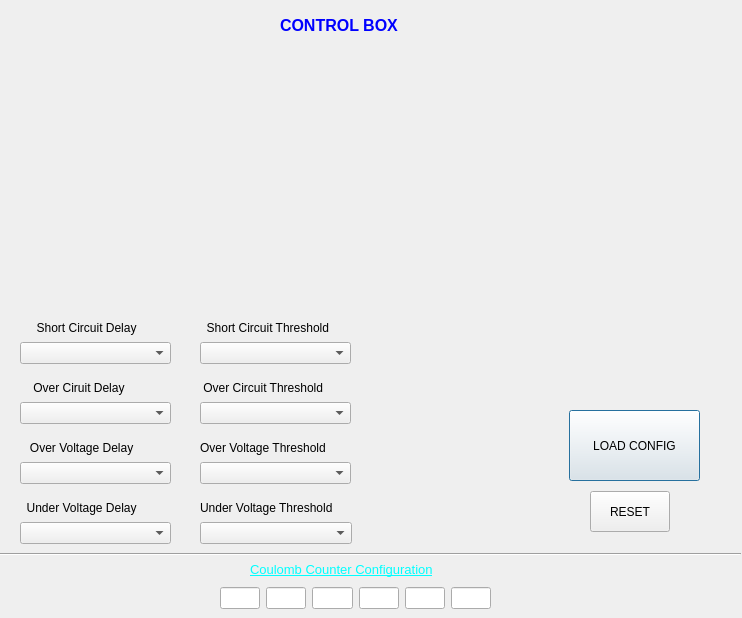
First picture: the form in control_box.ui, repository ZEPORATH/QtTest_1, before the edit.
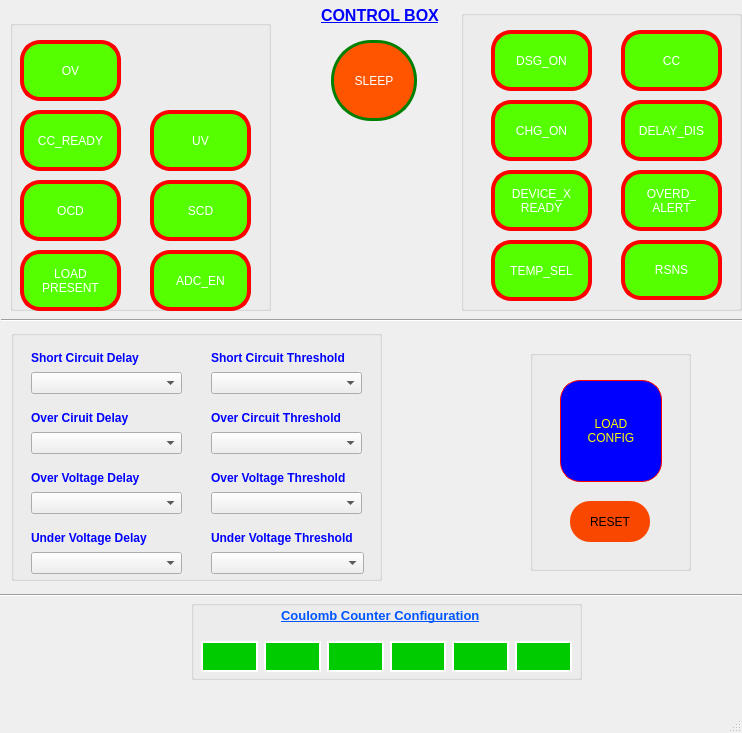
Second picture: the form after the edit.

Patch:
```diff
--- a/control_box.ui
+++ b/control_box.ui
@@ -1,36 +1,27 @@
 <?xml version="1.0" encoding="UTF-8"?>
 <ui version="4.0">
- <class>Control_BOX</class>
- <widget class="QDialog" name="Control_BOX">
+ <class>Contol_window</class>
+ <widget class="QMainWindow" name="Contol_window">
   <property name="geometry">
    <rect>
     <x>0</x>
     <y>0</y>
     <width>742</width>
-    <height>618</height>
+    <height>733</height>
    </rect>
   </property>
   <property name="windowTitle">
    <string>Dialog</string>
   </property>
-  <widget class="QLabel" name="label">
-   <property name="geometry">
-    <rect>
-     <x>280</x>
-     <y>10</y>
-     <width>141</width>
-     <height>31</height>
-    </rect>
-   </property>
-   <property name="text">
-    <string>&lt;html&gt;&lt;head/&gt;&lt;body&gt;&lt;p&gt;&lt;span style=&quot; font-size:12pt; font-weight:600; color:#0000ff;&quot;&gt;CONTROL BOX&lt;/span&gt;&lt;/p&gt;&lt;/body&gt;&lt;/html&gt;</string>
-   </property>
-  </widget>
+  <property name="styleSheet">
+   <string notr="true"/>
+  </property>
+  <widget class="QWidget" name="centralwidget">
   <widget class="Line" name="line">
    <property name="geometry">
     <rect>
-     <x>-20</x>
-     <y>539</y>
+      <x>-19</x>
+      <y>580</y>
      <width>761</width>
      <height>31</height>
     </rect>
@@ -39,77 +30,254 @@
     <enum>Qt::Horizontal</enum>
    </property>
   </widget>
-  <widget class="QWidget" name="layoutWidget">
+   <widget class="QGroupBox" name="groupBox_2">
    <property name="geometry">
     <rect>
-     <x>200</x>
-     <y>320</y>
-     <width>151</width>
-     <height>44</height>
-    </rect>
-   </property>
-   <layout class="QVBoxLayout" name="verticalLayout_2">
-    <item>
-     <widget class="QLabel" name="label_3">
+      <x>461</x>
+      <y>10</y>
+      <width>281</width>
+      <height>301</height>
+     </rect>
+    </property>
+    <property name="title">
+     <string/>
+    </property>
+    <widget class="QPushButton" name="DSG_ON_pushButton">
+     <property name="geometry">
+      <rect>
+       <x>30</x>
+       <y>20</y>
+       <width>101</width>
+       <height>61</height>
+      </rect>
+     </property>
+     <property name="styleSheet">
+      <string notr="true">color: rgb(255, 255, 255);
+font: 75 11pt &quot;MS Shell Dlg 2&quot;;
+background-color: rgb(85, 255, 0);
+ border-style: solid;
+ border-width:4px;
+ border-radius:20px;
+ border-color: red;
+ max-width:400px;
+ max-height:400px;
+ min-width:20px;
+ min-height:20px;
+</string>
+     </property>
       <property name="text">
-       <string>  Short Circuit Threshold</string>
-      </property>
-     </widget>
-    </item>
-    <item>
-     <widget class="QComboBox" name="comboBox_2"/>
-    </item>
-   </layout>
-  </widget>
-  <widget class="QWidget" name="layoutWidget_2">
+      <string>DSG_ON</string>
+     </property>
+    </widget>
+    <widget class="QPushButton" name="CC_pushButton">
+     <property name="geometry">
+      <rect>
+       <x>160</x>
+       <y>20</y>
+       <width>101</width>
+       <height>61</height>
+      </rect>
+     </property>
+     <property name="styleSheet">
+      <string notr="true">color: rgb(255, 255, 255);
+font: 75 11pt &quot;MS Shell Dlg 2&quot;;
+background-color: rgb(85, 255, 0);
+ border-style: solid;
+ border-width:4px;
+ border-radius:20px;
+ border-color: red;
+ max-width:400px;
+ max-height:400px;
+ min-width:20px;
+ min-height:20px;
+</string>
+     </property>
+     <property name="text">
+      <string>CC</string>
+     </property>
+    </widget>
+    <widget class="QPushButton" name="DELAY_DIS_pushButton">
    <property name="geometry">
     <rect>
-     <x>20</x>
-     <y>380</y>
-     <width>151</width>
-     <height>44</height>
-    </rect>
-   </property>
-   <layout class="QVBoxLayout" name="verticalLayout_8">
-    <item>
-     <widget class="QLabel" name="label_9">
+       <x>160</x>
+       <y>90</y>
+       <width>101</width>
+       <height>61</height>
+      </rect>
+     </property>
+     <property name="styleSheet">
+      <string notr="true">color: rgb(255, 255, 255);
+font: 75 11pt &quot;MS Shell Dlg 2&quot;;
+background-color: rgb(85, 255, 0);
+ border-style: solid;
+ border-width:4px;
+ border-radius:20px;
+ border-color: red;
+ max-width:400px;
+ max-height:400px;
+ min-width:20px;
+ min-height:20px;
+</string>
+     </property>
       <property name="text">
-       <string>    Over Ciruit Delay</string>
-      </property>
-     </widget>
-    </item>
-    <item>
-     <widget class="QComboBox" name="comboBox_8"/>
-    </item>
-   </layout>
-  </widget>
-  <widget class="QWidget" name="layoutWidget_3">
+      <string>DELAY_DIS</string>
+     </property>
+    </widget>
+    <widget class="QPushButton" name="CHG_ON_pushButton">
+     <property name="geometry">
+      <rect>
+       <x>30</x>
+       <y>90</y>
+       <width>101</width>
+       <height>61</height>
+      </rect>
+     </property>
+     <property name="styleSheet">
+      <string notr="true">color: rgb(255, 255, 255);
+font: 75 11pt &quot;MS Shell Dlg 2&quot;;
+background-color: rgb(85, 255, 0);
+ border-style: solid;
+ border-width:4px;
+ border-radius:20px;
+ border-color: red;
+ max-width:400px;
+ max-height:400px;
+ min-width:20px;
+ min-height:20px;
+</string>
+     </property>
+     <property name="text">
+      <string>CHG_ON</string>
+     </property>
+    </widget>
+    <widget class="QPushButton" name="OVERD_ALERT_pushButton">
    <property name="geometry">
     <rect>
-     <x>200</x>
-     <y>380</y>
-     <width>151</width>
-     <height>44</height>
-    </rect>
-   </property>
-   <layout class="QVBoxLayout" name="verticalLayout_9">
-    <item>
-     <widget class="QLabel" name="label_10">
+       <x>160</x>
+       <y>160</y>
+       <width>101</width>
+       <height>61</height>
+      </rect>
+     </property>
+     <property name="styleSheet">
+      <string notr="true">color: rgb(255, 255, 255);
+font: 75 11pt &quot;MS Shell Dlg 2&quot;;
+background-color: rgb(85, 255, 0);
+ border-style: solid;
+ border-width:4px;
+ border-radius:20px;
+ border-color: red;
+ max-width:400px;
+ max-height:400px;
+ min-width:20px;
+ min-height:20px;
+</string>
+     </property>
       <property name="text">
-       <string> Over Circuit Threshold</string>
-      </property>
-     </widget>
-    </item>
-    <item>
-     <widget class="QComboBox" name="comboBox_9"/>
-    </item>
-   </layout>
-  </widget>
+      <string>OVERD_
+ALERT</string>
+     </property>
+    </widget>
+    <widget class="QPushButton" name="TEMP_SEL_pushButton">
+     <property name="geometry">
+      <rect>
+       <x>30</x>
+       <y>230</y>
+       <width>101</width>
+       <height>61</height>
+      </rect>
+     </property>
+     <property name="styleSheet">
+      <string notr="true">color: rgb(255, 255, 255);
+font: 75 11pt &quot;MS Shell Dlg 2&quot;;
+background-color: rgb(85, 255, 0);
+ border-style: solid;
+ border-width:4px;
+ border-radius:20px;
+ border-color: red;
+ max-width:400px;
+ max-height:400px;
+ min-width:20px;
+ min-height:20px;
+</string>
+     </property>
+     <property name="text">
+      <string>TEMP_SEL</string>
+     </property>
+    </widget>
+    <widget class="QPushButton" name="DEVICE_X_READY_pushButton">
+     <property name="geometry">
+      <rect>
+       <x>30</x>
+       <y>160</y>
+       <width>101</width>
+       <height>61</height>
+      </rect>
+     </property>
+     <property name="styleSheet">
+      <string notr="true">color: rgb(255, 255, 255);
+font: 75 11pt &quot;MS Shell Dlg 2&quot;;
+background-color: rgb(85, 255, 0);
+ border-style: solid;
+ border-width:4px;
+ border-radius:20px;
+ border-color: red;
+ max-width:400px;
+ max-height:400px;
+ min-width:20px;
+ min-height:20px;
+</string>
+     </property>
+     <property name="text">
+      <string>DEVICE_X
+READY</string>
+     </property>
+    </widget>
+    <widget class="QPushButton" name="RSNS_pushButton">
+     <property name="geometry">
+      <rect>
+       <x>160</x>
+       <y>230</y>
+       <width>101</width>
+       <height>60</height>
+      </rect>
+     </property>
+     <property name="styleSheet">
+      <string notr="true">color: rgb(255, 255, 255);
+font: 75 11pt &quot;MS Shell Dlg 2&quot;;
+background-color: rgb(85, 255, 0);
+ border-style: solid;
+ border-width:4px;
+ border-radius:20px;
+ border-color: red;
+ max-width:400px;
+ max-height:400px;
+ min-width:20px;
+ min-height:20px;
+</string>
+     </property>
+     <property name="text">
+      <string>RSNS</string>
+     </property>
+    </widget>
+   </widget>
+   <widget class="QGroupBox" name="groupBox_3">
+    <property name="geometry">
+     <rect>
+      <x>11</x>
+      <y>330</y>
+      <width>371</width>
+      <height>251</height>
+     </rect>
+    </property>
+    <property name="title">
+     <string/>
+    </property>
   <widget class="QWidget" name="layoutWidget_4">
    <property name="geometry">
     <rect>
      <x>20</x>
-     <y>440</y>
+       <y>140</y>
      <width>151</width>
      <height>44</height>
     </rect>
@@ -118,7 +286,7 @@
     <item>
      <widget class="QLabel" name="label_11">
       <property name="text">
-       <string>   Over Voltage Delay</string>
+         <string>&lt;html&gt;&lt;head/&gt;&lt;body&gt;&lt;p&gt;&lt;span style=&quot; font-size:9pt; font-weight:600; color:#0000ff;&quot;&gt;Over Voltage Delay&lt;/span&gt;&lt;/p&gt;&lt;/body&gt;&lt;/html&gt;</string>
       </property>
      </widget>
     </item>
@@ -127,25 +295,47 @@
     </item>
    </layout>
   </widget>
-  <widget class="QWidget" name="layoutWidget_5">
+    <widget class="QWidget" name="layoutWidget_3">
    <property name="geometry">
     <rect>
      <x>200</x>
-     <y>440</y>
+       <y>80</y>
      <width>151</width>
      <height>44</height>
     </rect>
    </property>
-   <layout class="QVBoxLayout" name="verticalLayout_11">
+     <layout class="QVBoxLayout" name="verticalLayout_9">
     <item>
-     <widget class="QLabel" name="label_12">
+       <widget class="QLabel" name="label_10">
       <property name="text">
-       <string>Over Voltage Threshold</string>
+         <string>&lt;html&gt;&lt;head/&gt;&lt;body&gt;&lt;p&gt;&lt;span style=&quot; font-size:9pt; font-weight:600; color:#0000ff;&quot;&gt;Over Circuit Threshold&lt;/span&gt;&lt;/p&gt;&lt;/body&gt;&lt;/html&gt;</string>
       </property>
      </widget>
     </item>
     <item>
-     <widget class="QComboBox" name="comboBox_11"/>
+       <widget class="QComboBox" name="OCT_comboBox"/>
+      </item>
+     </layout>
+    </widget>
+    <widget class="QWidget" name="layoutWidget_2">
+     <property name="geometry">
+      <rect>
+       <x>20</x>
+       <y>80</y>
+       <width>151</width>
+       <height>44</height>
+      </rect>
+     </property>
+     <layout class="QVBoxLayout" name="verticalLayout_8">
+      <item>
+       <widget class="QLabel" name="label_9">
+        <property name="text">
+         <string>&lt;html&gt;&lt;head/&gt;&lt;body&gt;&lt;p&gt;&lt;span style=&quot; font-size:9pt; font-weight:600; color:#0000ff;&quot;&gt;Over Ciruit Delay&lt;/span&gt;&lt;/p&gt;&lt;/body&gt;&lt;/html&gt;</string>
+        </property>
+       </widget>
+      </item>
+      <item>
+       <widget class="QComboBox" name="OCD_comboBox"/>
     </item>
    </layout>
   </widget>
@@ -153,7 +343,7 @@
    <property name="geometry">
     <rect>
      <x>20</x>
-     <y>500</y>
+       <y>200</y>
      <width>151</width>
      <height>44</height>
     </rect>
@@ -162,12 +352,34 @@
     <item>
      <widget class="QLabel" name="label_13">
       <property name="text">
-       <string>  Under Voltage Delay</string>
+         <string>&lt;html&gt;&lt;head/&gt;&lt;body&gt;&lt;p&gt;&lt;span style=&quot; font-size:9pt; font-weight:600; color:#0000ff;&quot;&gt;  Under Voltage Delay&lt;/span&gt;&lt;/p&gt;&lt;/body&gt;&lt;/html&gt;</string>
       </property>
      </widget>
     </item>
     <item>
-     <widget class="QComboBox" name="comboBox_12"/>
+       <widget class="QComboBox" name="UVD_comboBox"/>
+      </item>
+     </layout>
+    </widget>
+    <widget class="QWidget" name="layoutWidget_5">
+     <property name="geometry">
+      <rect>
+       <x>200</x>
+       <y>140</y>
+       <width>151</width>
+       <height>44</height>
+      </rect>
+     </property>
+     <layout class="QVBoxLayout" name="verticalLayout_11">
+      <item>
+       <widget class="QLabel" name="label_12">
+        <property name="text">
+         <string>&lt;html&gt;&lt;head/&gt;&lt;body&gt;&lt;p&gt;&lt;span style=&quot; font-size:9pt; font-weight:600; color:#0000ff;&quot;&gt;Over Voltage Threshold&lt;/span&gt;&lt;/p&gt;&lt;/body&gt;&lt;/html&gt;</string>
+        </property>
+       </widget>
+      </item>
+      <item>
+       <widget class="QComboBox" name="OVT_comboBox"/>
     </item>
    </layout>
   </widget>
@@ -175,8 +387,8 @@
    <property name="geometry">
     <rect>
      <x>200</x>
-     <y>500</y>
-     <width>152</width>
+       <y>200</y>
+       <width>153</width>
      <height>44</height>
     </rect>
    </property>
@@ -184,7 +396,7 @@
     <item>
      <widget class="QLabel" name="label_14">
       <property name="text">
-       <string>Under Voltage Threshold</string>
+         <string>&lt;html&gt;&lt;head/&gt;&lt;body&gt;&lt;p&gt;&lt;span style=&quot; font-size:9pt; font-weight:600; color:#0000ff;&quot;&gt;Under Voltage Threshold&lt;/span&gt;&lt;/p&gt;&lt;/body&gt;&lt;/html&gt;</string>
       </property>
      </widget>
     </item>
@@ -193,97 +405,540 @@
     </item>
    </layout>
   </widget>
+    <widget class="QWidget" name="layoutWidget">
+     <property name="geometry">
+      <rect>
+       <x>200</x>
+       <y>20</y>
+       <width>151</width>
+       <height>44</height>
+      </rect>
+     </property>
+     <layout class="QVBoxLayout" name="verticalLayout_2">
+      <item>
+       <widget class="QLabel" name="label_3">
+        <property name="text">
+         <string>&lt;html&gt;&lt;head/&gt;&lt;body&gt;&lt;p&gt;&lt;span style=&quot; font-size:9pt; font-weight:600; color:#0000ff;&quot;&gt;  Short Circuit Threshold&lt;/span&gt;&lt;/p&gt;&lt;/body&gt;&lt;/html&gt;</string>
+        </property>
+       </widget>
+      </item>
+      <item>
+       <widget class="QComboBox" name="SCT_comboBox"/>
+      </item>
+     </layout>
+    </widget>
+    <widget class="QWidget" name="layoutWidget_8">
+     <property name="geometry">
+      <rect>
+       <x>20</x>
+       <y>20</y>
+       <width>151</width>
+       <height>44</height>
+      </rect>
+     </property>
+     <layout class="QVBoxLayout" name="verticalLayout">
+      <item>
+       <widget class="QLabel" name="label_2">
+        <property name="text">
+         <string>&lt;html&gt;&lt;head/&gt;&lt;body&gt;&lt;p&gt;&lt;span style=&quot; font-size:9pt; font-weight:600; color:#0000ff;&quot;&gt;Short Circuit Delay&lt;/span&gt;&lt;/p&gt;&lt;/body&gt;&lt;/html&gt;</string>
+        </property>
+       </widget>
+      </item>
+      <item>
+       <widget class="QComboBox" name="SCD_comboBox"/>
+      </item>
+     </layout>
+    </widget>
+   </widget>
+   <widget class="QGroupBox" name="groupBox_5">
+    <property name="geometry">
+     <rect>
+      <x>191</x>
+      <y>600</y>
+      <width>391</width>
+      <height>80</height>
+     </rect>
+    </property>
+    <property name="title">
+     <string/>
+    </property>
   <widget class="QLabel" name="label_15">
    <property name="geometry">
     <rect>
-     <x>250</x>
-     <y>560</y>
+       <x>90</x>
+       <y>0</y>
      <width>201</width>
-     <height>20</height>
+       <height>31</height>
     </rect>
    </property>
    <property name="text">
-    <string>&lt;html&gt;&lt;head/&gt;&lt;body&gt;&lt;p&gt;&lt;span style=&quot; font-size:10pt; text-decoration: underline; color:#00ffff;&quot;&gt; Coulomb Counter Configuration&lt;/span&gt;&lt;/p&gt;&lt;/body&gt;&lt;/html&gt;</string>
-   </property>
-  </widget>
-  <widget class="QPushButton" name="pushButton">
+      <string>&lt;html&gt;&lt;head/&gt;&lt;body&gt;&lt;p&gt;&lt;span style=&quot; font-size:10pt; font-weight:600; text-decoration: underline; color:#0055ff;&quot;&gt;Coulomb Counter Configuration&lt;/span&gt;&lt;/p&gt;&lt;/body&gt;&lt;/html&gt;</string>
+     </property>
+    </widget>
+    <widget class="QWidget" name="layoutWidget_9">
    <property name="geometry">
     <rect>
-     <x>569</x>
-     <y>410</y>
-     <width>131</width>
-     <height>71</height>
-    </rect>
-   </property>
+       <x>10</x>
+       <y>40</y>
+       <width>371</width>
+       <height>33</height>
+      </rect>
+     </property>
+     <layout class="QHBoxLayout" name="horizontalLayout">
+      <item>
+       <widget class="QLineEdit" name="lineEdit_7">
+        <property name="minimumSize">
+         <size>
+          <width>0</width>
+          <height>31</height>
+         </size>
+        </property>
+        <property name="styleSheet">
+         <string notr="true">background-color: rgb(0, 202, 0);
+font: 75 8pt &quot;MS Shell Dlg 2&quot;;
+font: 75  &quot;MS Shell Dlg 2&quot;;
+color: rgb(255, 255, 255);
+ border-style: solid;
+ border-width:2px;
+ border-radius:20px;
+ border-color: white;
+ </string>
+        </property>
+       </widget>
+      </item>
+      <item>
+       <widget class="QLineEdit" name="lineEdit_8">
+        <property name="minimumSize">
+         <size>
+          <width>0</width>
+          <height>31</height>
+         </size>
+        </property>
+        <property name="styleSheet">
+         <string notr="true">background-color: rgb(0, 202, 0);
+font: 75 8pt &quot;MS Shell Dlg 2&quot;;
+color: rgb(255, 255, 255);
+ border-style: solid;
+ border-width:2px;
+ border-radius:20px;
+ border-color: white;
+ </string>
+        </property>
+       </widget>
+      </item>
+      <item>
+       <widget class="QLineEdit" name="lineEdit_9">
+        <property name="minimumSize">
+         <size>
+          <width>0</width>
+          <height>31</height>
+         </size>
+        </property>
+        <property name="styleSheet">
+         <string notr="true">background-color: rgb(0, 202, 0);
+font: 75 8pt &quot;MS Shell Dlg 2&quot;;
+color: rgb(255, 255, 255);
+ border-style: solid;
+ border-width:2px;
+ border-radius:20px;
+ border-color: white;
+ </string>
+        </property>
+       </widget>
+      </item>
+      <item>
+       <widget class="QLineEdit" name="lineEdit_10">
+        <property name="minimumSize">
+         <size>
+          <width>0</width>
+          <height>31</height>
+         </size>
+        </property>
+        <property name="styleSheet">
+         <string notr="true">background-color: rgb(0, 202, 0);
+font: 75 8pt &quot;MS Shell Dlg 2&quot;;
+color: rgb(255, 255, 255);
+ border-style: solid;
+ border-width:2px;
+ border-radius:20px;
+ border-color: white;
+ </string>
+        </property>
+       </widget>
+      </item>
+      <item>
+       <widget class="QLineEdit" name="lineEdit_11">
+        <property name="minimumSize">
+         <size>
+          <width>0</width>
+          <height>31</height>
+         </size>
+        </property>
+        <property name="styleSheet">
+         <string notr="true">background-color: rgb(0, 202, 0);
+font: 75 8pt &quot;MS Shell Dlg 2&quot;;
+color: rgb(255, 255, 255);
+ border-style: solid;
+ border-width:2px;
+ border-radius:20px;
+ border-color: white;
+ </string>
+        </property>
+       </widget>
+      </item>
+      <item>
+       <widget class="QLineEdit" name="lineEdit_12">
+        <property name="minimumSize">
+         <size>
+          <width>0</width>
+          <height>31</height>
+         </size>
+        </property>
+        <property name="styleSheet">
+         <string notr="true">background-color: rgb(0, 202, 0);
+font: 75 8pt &quot;MS Shell Dlg 2&quot;;
+color: rgb(255, 255, 255);
+ border-style: solid;
+ border-width:2px;
+ border-radius:20px;
+ border-color: white;
+ </string>
+        </property>
+       </widget>
+      </item>
+     </layout>
+    </widget>
+   </widget>
+   <widget class="QGroupBox" name="groupBox">
+    <property name="geometry">
+     <rect>
+      <x>10</x>
+      <y>20</y>
+      <width>261</width>
+      <height>291</height>
+     </rect>
+    </property>
+    <property name="title">
+     <string/>
+    </property>
+    <widget class="QPushButton" name="ADC_EN_pushButton">
+     <property name="geometry">
+      <rect>
+       <x>140</x>
+       <y>230</y>
+       <width>101</width>
+       <height>61</height>
+      </rect>
+     </property>
+     <property name="styleSheet">
+      <string notr="true">color: rgb(255, 255, 255);
+font: 75 11pt &quot;MS Shell Dlg 2&quot;;
+background-color: rgb(85, 255, 0);
+ border-style: solid;
+ border-width:4px;
+ border-radius:20px;
+ border-color: red;
+ max-width:400px;
+ max-height:400px;
+ min-width:20px;
+ min-height:20px;
+</string>
+     </property>
    <property name="text">
-    <string>LOAD CONFIG</string>
-   </property>
-  </widget>
-  <widget class="QPushButton" name="pushButton_2">
+      <string>ADC_EN</string>
+     </property>
+    </widget>
+    <widget class="QPushButton" name="LOAD_PRESENT_pushButton">
    <property name="geometry">
     <rect>
-     <x>590</x>
-     <y>491</y>
+       <x>10</x>
+       <y>230</y>
+       <width>101</width>
+       <height>61</height>
+      </rect>
+     </property>
+     <property name="styleSheet">
+      <string notr="true">color: rgb(255, 255, 255);
+font: 75 11pt &quot;MS Shell Dlg 2&quot;;
+background-color: rgb(85, 255, 0);
+ border-style: solid;
+ border-width:4px;
+ border-radius:20px;
+ border-color: red;
+ max-width:400px;
+ max-height:400px;
+ min-width:20px;
+ min-height:20px;
+</string>
+     </property>
+     <property name="text">
+      <string>LOAD
+PRESENT</string>
+     </property>
+    </widget>
+    <widget class="QPushButton" name="UV_pushButton">
+     <property name="geometry">
+      <rect>
+       <x>140</x>
+       <y>90</y>
+       <width>101</width>
+       <height>61</height>
+      </rect>
+     </property>
+     <property name="styleSheet">
+      <string notr="true">color: rgb(255, 255, 255);
+font: 75 11pt &quot;MS Shell Dlg 2&quot;;
+background-color: rgb(85, 255, 0);
+ border-style: solid;
+ border-width:4px;
+ border-radius:20px;
+ border-color: red;
+ max-width:400px;
+ max-height:400px;
+ min-width:20px;
+ min-height:20px;
+</string>
+     </property>
+     <property name="text">
+      <string>UV</string>
+     </property>
+    </widget>
+    <widget class="QPushButton" name="OCD_pushButton">
+     <property name="geometry">
+      <rect>
+       <x>10</x>
+       <y>160</y>
+       <width>101</width>
+       <height>61</height>
+      </rect>
+     </property>
+     <property name="styleSheet">
+      <string notr="true">color: rgb(255, 255, 255);
+font: 75 11pt &quot;MS Shell Dlg 2&quot;;
+background-color: rgb(85, 255, 0);
+ border-style: solid;
+ border-width:4px;
+ border-radius:20px;
+ border-color: red;
+ max-width:400px;
+ max-height:400px;
+ min-width:20px;
+ min-height:20px;
+</string>
+     </property>
+     <property name="text">
+      <string>OCD</string>
+     </property>
+    </widget>
+    <widget class="QPushButton" name="CC_READY_pushButton">
+     <property name="geometry">
+      <rect>
+       <x>10</x>
+       <y>90</y>
+       <width>101</width>
+       <height>61</height>
+      </rect>
+     </property>
+     <property name="styleSheet">
+      <string notr="true">color: rgb(255, 255, 255);
+font: 75 11pt &quot;MS Shell Dlg 2&quot;;
+background-color: rgb(85, 255, 0);
+ border-style: solid;
+ border-width:4px;
+ border-radius:20px;
+ border-color: red;
+ max-width:400px;
+ max-height:400px;
+ min-width:20px;
+ min-height:20px;
+</string>
+     </property>
+     <property name="text">
+      <string>CC_READY</string>
+     </property>
+    </widget>
+    <widget class="QPushButton" name="OV_Button">
+     <property name="geometry">
+      <rect>
+       <x>10</x>
+       <y>20</y>
+       <width>101</width>
+       <height>61</height>
+      </rect>
+     </property>
+     <property name="styleSheet">
+      <string notr="true">color: rgb(255, 255, 255);
+font: 75 12pt &quot;Tahoma&quot;;
+
+background-color: rgb(85, 255, 0);
+ border-style: solid;
+ border-width:4px;
+ border-radius:20px;
+ border-color: red;
+ max-width:400px;
+ max-height:400px;
+ min-width:20px;
+ min-height:20px;
+</string>
+     </property>
+     <property name="text">
+      <string>OV</string>
+     </property>
+    </widget>
+    <widget class="QPushButton" name="SCD_pushButton">
+     <property name="geometry">
+      <rect>
+       <x>140</x>
+       <y>160</y>
+       <width>101</width>
+       <height>61</height>
+      </rect>
+     </property>
+     <property name="styleSheet">
+      <string notr="true">color: rgb(255, 255, 255);
+font: 75 11pt &quot;MS Shell Dlg 2&quot;;
+background-color: rgb(85, 255, 0);
+ border-style: solid;
+ border-width:4px;
+ border-radius:20px;
+ border-color: red;
+ max-width:400px;
+ max-height:400px;
+ min-width:20px;
+ min-height:20px;
+</string>
+     </property>
+     <property name="text">
+      <string>SCD</string>
+     </property>
+    </widget>
+   </widget>
+   <widget class="QPushButton" name="pushButton_3">
+    <property name="geometry">
+     <rect>
+      <x>331</x>
+      <y>40</y>
+      <width>86</width>
+      <height>81</height>
+     </rect>
+    </property>
+    <property name="styleSheet">
+     <string notr="true">font: 75 11pt &quot;MS Shell Dlg 2&quot; ;
+color:rgb(255, 255, 255);
+ border-style: solid;
+ border-width:3px;
+ border-radius:40px;
+background-color: rgb(255, 85, 0);
+ border-color: green;
+ max-width:400px;
+ max-height:400px;
+ min-width:60px;
+ min-height:60px;
+</string>
+    </property>
+    <property name="text">
+     <string>SLEEP</string>
+    </property>
+   </widget>
+   <widget class="QLabel" name="label">
+    <property name="geometry">
+     <rect>
+      <x>321</x>
+      <y>0</y>
+      <width>121</width>
+      <height>31</height>
+     </rect>
+    </property>
+    <property name="text">
+     <string>&lt;html&gt;&lt;head/&gt;&lt;body&gt;&lt;p&gt;&lt;span style=&quot; font-size:12pt; font-weight:600; color:#0000ff;&quot;/&gt;&lt;span style=&quot; font-size:12pt; font-weight:600; text-decoration: underline; color:#0000ff;&quot;&gt;CONTROL BOX&lt;/span&gt;&lt;/p&gt;&lt;/body&gt;&lt;/html&gt;</string>
+    </property>
+   </widget>
+   <widget class="Line" name="line_2">
+    <property name="geometry">
+     <rect>
+      <x>1</x>
+      <y>310</y>
+      <width>751</width>
+      <height>21</height>
+     </rect>
+    </property>
+    <property name="orientation">
+     <enum>Qt::Horizontal</enum>
+    </property>
+   </widget>
+   <widget class="QGroupBox" name="groupBox_4">
+    <property name="geometry">
+     <rect>
+      <x>530</x>
+      <y>350</y>
+      <width>161</width>
+      <height>221</height>
+     </rect>
+    </property>
+    <property name="title">
+     <string/>
+    </property>
+    <widget class="QPushButton" name="RESET_pushButton">
+     <property name="geometry">
+      <rect>
+       <x>40</x>
+       <y>151</y>
      <width>80</width>
      <height>41</height>
     </rect>
    </property>
+     <property name="styleSheet">
+      <string notr="true">border-color: orange;
+font: 75 11pt &quot;MS Shell Dlg 2&quot;;
+border-radius:20px;
+background-color: rgb(0, 170, 255);
+background-color: rgb(250, 71, 0);</string>
+     </property>
    <property name="text">
     <string>RESET</string>
    </property>
   </widget>
-  <widget class="QWidget" name="">
+    <widget class="QPushButton" name="LOAD_CONFIG_pushButton">
    <property name="geometry">
     <rect>
-     <x>20</x>
-     <y>320</y>
-     <width>151</width>
-     <height>44</height>
-    </rect>
-   </property>
-   <layout class="QVBoxLayout" name="verticalLayout">
-    <item>
-     <widget class="QLabel" name="label_2">
+       <x>30</x>
+       <y>30</y>
+       <width>102</width>
+       <height>102</height>
+      </rect>
+     </property>
+     <property name="styleSheet">
+      <string notr="true">color: rgb(255, 255, 0);
+font: 75 11pt &quot;MS Shell Dlg 2&quot;;
+background-color: blue;
+ border-style: solid;
+ border-width:1px;
+ border-radius:20px;
+ border-color: red;
+ max-width:400px;
+ max-height:400px;
+ min-width:20px;
+ min-height:20px;
+</string>
+     </property>
       <property name="text">
-       <string>     Short Circuit Delay</string>
-      </property>
-     </widget>
-    </item>
-    <item>
-     <widget class="QComboBox" name="comboBox"/>
-    </item>
-   </layout>
-  </widget>
-  <widget class="QWidget" name="">
+      <string>LOAD 
+CONFIG</string>
+     </property>
+    </widget>
+   </widget>
+  </widget>
+  <widget class="QMenuBar" name="menubar">
    <property name="geometry">
     <rect>
-     <x>220</x>
-     <y>583</y>
-     <width>271</width>
-     <height>31</height>
+     <x>0</x>
+     <y>0</y>
+     <width>742</width>
+     <height>21</height>
     </rect>
    </property>
-   <layout class="QHBoxLayout" name="horizontalLayout">
-    <item>
-     <widget class="QLineEdit" name="lineEdit"/>
-    </item>
-    <item>
-     <widget class="QLineEdit" name="lineEdit_2"/>
-    </item>
-    <item>
-     <widget class="QLineEdit" name="lineEdit_4"/>
-    </item>
-    <item>
-     <widget class="QLineEdit" name="lineEdit_3"/>
-    </item>
-    <item>
-     <widget class="QLineEdit" name="lineEdit_5"/>
-    </item>
-    <item>
-     <widget class="QLineEdit" name="lineEdit_6"/>
-    </item>
-   </layout>
   </widget>
+  <widget class="QStatusBar" name="statusbar"/>
  </widget>
  <resources/>
  <connections/>
```
Left out of the diff: 9 changed lines with no effect on the pictures. Lines whose indentation alone changed are shown as unchanged.
